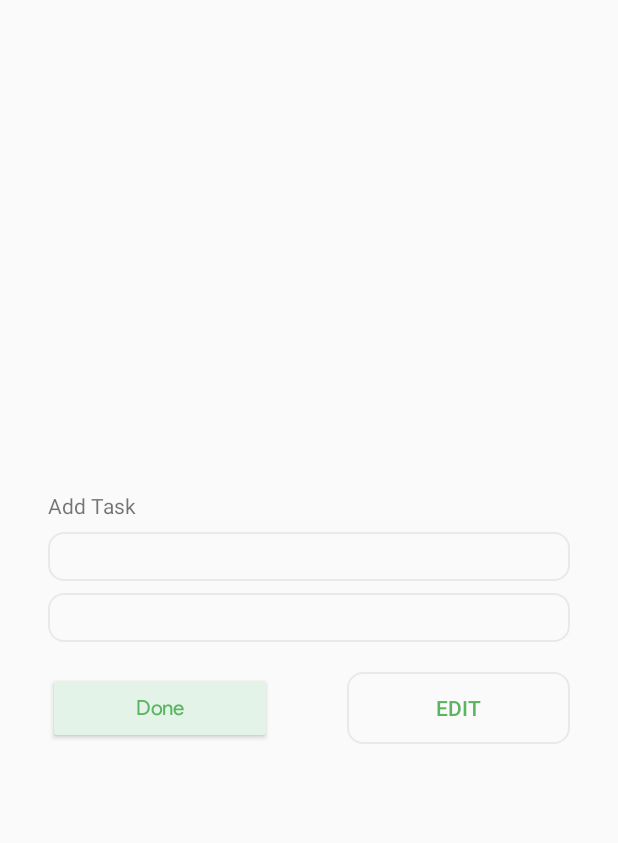
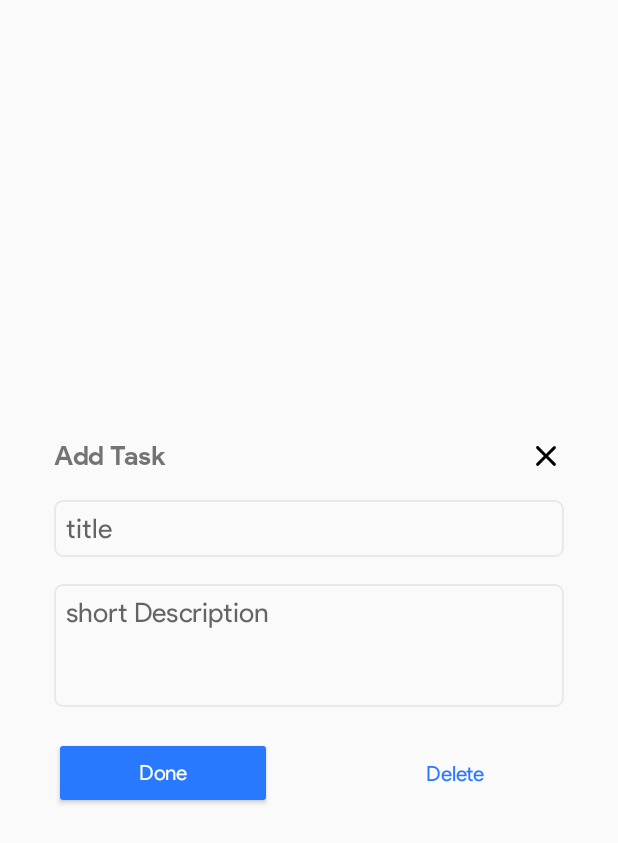
Before and after one commit to captain82/Focus, an Android app: the layout activity_empty.xml on its own in the app's theme, with its tools: preview values and no code run, on a phone screen of 412 x 824 dp. Shown: the top 843 px of the screen. Run offline under Robolectric (Android 15) with nearby library versions, the phone set to English and light mode, and no system bars.

Commit message:
Details getting added

```diff
--- a/app/src/main/java/com/example/focus/EmptyActivity.kt
+++ b/app/src/main/java/com/example/focus/EmptyActivity.kt
@@ -2,16 +2,34 @@ package com.example.focus
 
 import androidx.appcompat.app.AppCompatActivity
 import android.os.Bundle
+import androidx.lifecycle.ViewModelProviders
 import kotlinx.android.synthetic.main.activity_empty.*
 
 class EmptyActivity : AppCompatActivity() {
+
+    private val viewModel by lazy {
+        ViewModelProviders.of(this).get(TaskViewModel::class.java)
+    }
 
     override fun onCreate(savedInstanceState: Bundle?) {
         super.onCreate(savedInstanceState)
         setContentView(R.layout.activity_empty)
 
-        /*ca.setOnClickListener {
-            finishAndRemoveTask()
-        }*/
+        closeButton.setOnClickListener {
+            //finishAndRemoveTask()
+            onBackPressed()
+        }
+
+        root.setOnClickListener {
+            onBackPressed()
+        }
+
+        doneButton.setOnClickListener {
+            if(titile.text.isNotBlank() or titile.text.isNotEmpty()){
+                val title = titile.text.toString()
+                val desc = description.text.toString()
+                viewModel.insertTask(TaskModel(0,title,desc,false))
+            }
+        }
     }
 }
--- a/app/src/main/java/com/example/focus/MainActivity.kt
+++ b/app/src/main/java/com/example/focus/MainActivity.kt
@@ -12,6 +12,7 @@ import android.os.Bundle
 import android.view.View
 import androidx.core.app.NotificationCompat
 import androidx.core.app.NotificationManagerCompat
+import com.facebook.stetho.Stetho
 import kotlinx.android.synthetic.main.activity_main.*
 
 class MainActivity : AppCompatActivity() {
@@ -23,6 +24,8 @@ class MainActivity : AppCompatActivity() {
         setContentView(R.layout.activity_main)
 
         createNotificationChannel()
+
+        Stetho.initializeWithDefaults(this)
 
         if (Build.VERSION.SDK_INT >= Build.VERSION_CODES.LOLLIPOP) {
             window.statusBarColor = Color.TRANSPARENT
--- /dev/null
+++ b/app/src/main/res/drawable/ic_clear_24px.xml
@@ -0,0 +1,9 @@
+<vector xmlns:android="http://schemas.android.com/apk/res/android"
+    android:width="24dp"
+    android:height="24dp"
+    android:viewportWidth="24"
+    android:viewportHeight="24">
+  <path
+      android:fillColor="#FF000000"
+      android:pathData="M18.3,5.71c-0.39,-0.39 -1.02,-0.39 -1.41,0L12,10.59 7.11,5.7c-0.39,-0.39 -1.02,-0.39 -1.41,0 -0.39,0.39 -0.39,1.02 0,1.41L10.59,12 5.7,16.89c-0.39,0.39 -0.39,1.02 0,1.41 0.39,0.39 1.02,0.39 1.41,0L12,13.41l4.89,4.89c0.39,0.39 1.02,0.39 1.41,0 0.39,-0.39 0.39,-1.02 0,-1.41L13.41,12l4.89,-4.89c0.38,-0.38 0.38,-1.02 0,-1.4z"/>
+</vector>
--- a/app/src/main/res/drawable/rounded_line.xml
+++ b/app/src/main/res/drawable/rounded_line.xml
@@ -1,7 +1,7 @@
 <?xml version="1.0" encoding="utf-8"?>
 <shape xmlns:android="http://schemas.android.com/apk/res/android"
     android:shape="rectangle">
-    <corners android:radius="10dp" />
+    <corners android:radius="5dp" />
     <stroke
         android:width="1dp"
         android:color="#e9e9e9" />
--- a/app/src/main/res/layout/activity_empty.xml
+++ b/app/src/main/res/layout/activity_empty.xml
@@ -5,6 +5,7 @@
     android:layout_width="match_parent"
     android:layout_height="match_parent"
     android:fitsSystemWindows="false"
+    android:id="@+id/root"
     tools:context=".EmptyActivity">
 
         <androidx.constraintlayout.widget.ConstraintLayout
@@ -14,25 +15,42 @@
             android:layout_marginStart="24dp"
             android:layout_marginEnd="24dp"
             android:background="@drawable/dialog_background"
-            android:padding="8dp">
+            android:padding="12dp">
 
             <TextView
                 app:layout_constraintTop_toTopOf="parent"
                 android:id="@+id/heading"
-                android:text="Add Text"
+                android:text="Add Task"
+                android:fontFamily="@font/product_sans_bold"
+                android:textSize="18dp"
+                android:layout_marginTop="8dp"
                 app:layout_constraintStart_toStartOf="parent"
                 android:layout_width="wrap_content"
                 android:layout_height="wrap_content"
                 tools:text="Add Task"/>
 
+            <ImageView
+                android:id="@+id/closeButton"
+                android:layout_width="wrap_content"
+                android:layout_height="wrap_content"
+                app:layout_constraintEnd_toEndOf="parent"
+                app:layout_constraintTop_toTopOf="@id/heading"
+                android:src="@drawable/ic_clear_24px"
+                app:layout_constraintBottom_toBottomOf="@id/heading"
+                />
+
             <EditText
                 android:id="@+id/titile"
                 android:layout_width="match_parent"
                 android:layout_height="wrap_content"
-                android:padding="4dp"
+                android:padding="8dp"
+                android:maxLines="1"
+                android:hint="title"
+                android:singleLine="true"
+                android:fontFamily="@font/product_sans_regular"
                 app:layout_constraintStart_toStartOf="parent"
                 app:layout_constraintEnd_toEndOf="parent"
-                android:layout_marginTop="8dp"
+                android:layout_marginTop="18dp"
                 android:background="@drawable/rounded_line"
                 app:layout_constraintTop_toBottomOf="@id/heading"/>
 
@@ -40,11 +58,17 @@
                 android:id="@+id/description"
                 android:layout_width="match_parent"
                 android:layout_height="wrap_content"
-                android:layout_marginTop="8dp"
+                android:layout_marginTop="18dp"
+                android:maxLines="5"
+                android:lines="3"
+                android:fontFamily="@font/product_sans_regular"
+
+                android:hint="short Description"
+                android:gravity="start"
                 app:layout_constraintStart_toStartOf="parent"
                 app:layout_constraintEnd_toEndOf="parent"
                 android:background="@drawable/rounded_line"
-                android:padding="4dp"
+                android:padding="8dp"
                 app:layout_constraintTop_toBottomOf="@id/titile"/>
 
             <Button
@@ -56,23 +80,24 @@
                 android:text="Done"
                 android:textAllCaps="false"
                 android:fontFamily="@font/product_sans_regular"
-                android:backgroundTint="@color/greenBackground"
-                android:textColor="@color/darkGreen"
+                android:backgroundTint="@color/colorPrimary"
+                android:textColor="#ffffff"
                 app:layout_constraintStart_toStartOf="parent"
                 app:layout_constraintEnd_toStartOf="@id/deleteButton"
                 app:layout_constraintTop_toBottomOf="@id/description"/>
 
-            <Button
+            <TextView
                 android:id="@+id/deleteButton"
                 android:layout_width="0dp"
                 android:layout_height="wrap_content"
                 app:layout_constraintEnd_toEndOf="parent"
-                android:layout_marginTop="20dp"
-                android:textColor="@color/darkGreen"
-                android:text="Edit"
-                android:background="@drawable/rounded_line"
+                android:textColor="@color/colorPrimary"
+                android:text="Delete"
+                android:gravity="center"
+                android:fontFamily="@font/product_sans_regular"
                 app:layout_constraintStart_toEndOf="@id/doneButton"
-                app:layout_constraintTop_toBottomOf="@id/description"/>
+                app:layout_constraintTop_toTopOf="@id/doneButton"
+                app:layout_constraintBottom_toBottomOf="@id/doneButton"/>
 
         </androidx.constraintlayout.widget.ConstraintLayout>
 
```
